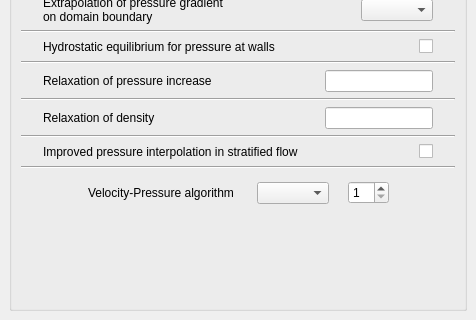
First picture: the form in gui/Pages/NumericalParamGlobalForm.ui, repository code-saturne/code_saturne, before the edit; both pictures show x 0 to 476 and y 175 to 495 of the 476 by 495 pixel window.
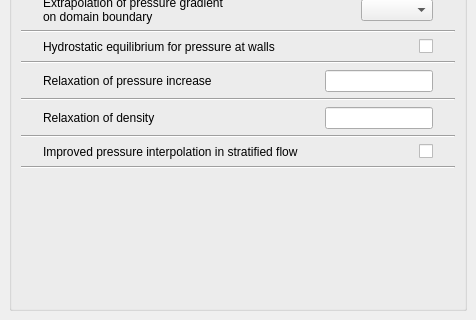
Second picture: the form after the edit.

Commit message: GUI: move velocity-pressure algo. options to time settings page * time step page is renamed time settings.

Diff of the .ui file:
```diff
--- a/gui/Pages/NumericalParamGlobalForm.ui
+++ b/gui/Pages/NumericalParamGlobalForm.ui
@@ -244,7 +244,7 @@
         </property>
        </widget>
       </item>
-      <item row="17" column="0">
+      <item row="16" column="0">
        <spacer>
         <property name="orientation">
          <enum>Qt::Vertical</enum>
@@ -917,123 +917,6 @@
         </item>
        </layout>
       </item>
-      <item row="16" column="0">
-       <layout class="QHBoxLayout">
-        <property name="spacing">
-         <number>6</number>
-        </property>
-        <property name="leftMargin">
-         <number>0</number>
-        </property>
-        <property name="topMargin">
-         <number>0</number>
-        </property>
-        <property name="rightMargin">
-         <number>0</number>
-        </property>
-        <property name="bottomMargin">
-         <number>0</number>
-        </property>
-        <item>
-         <spacer>
-          <property name="orientation">
-           <enum>Qt::Horizontal</enum>
-          </property>
-          <property name="sizeHint" stdset="0">
-           <size>
-            <width>16</width>
-            <height>36</height>
-           </size>
-          </property>
-         </spacer>
-        </item>
-        <item>
-         <layout class="QHBoxLayout">
-          <property name="spacing">
-           <number>6</number>
-          </property>
-          <property name="leftMargin">
-           <number>0</number>
-          </property>
-          <property name="topMargin">
-           <number>0</number>
-          </property>
-          <property name="rightMargin">
-           <number>0</number>
-          </property>
-          <property name="bottomMargin">
-           <number>0</number>
-          </property>
-          <item>
-           <widget class="QLabel" name="labelNTERUP">
-            <property name="toolTip">
-             <string>&lt;html&gt;&lt;head/&gt;&lt;body&gt;&lt;p&gt;&lt;span style=&quot; font-size:9pt;&quot;&gt;Select the Velocity-Pressure algorithm between three choices:&lt;br/&gt;- SIMPLE: no unsteady term, with relaxation,&lt;br/&gt;- SIMPLEC: unsteady terms, the time step can be variable or constant in time,&lt;br/&gt;- PISO: the number of iterations on the pressure-velocity coupling in the Navier-Stokes equations must be set.&lt;/span&gt;&lt;/p&gt;&lt;p&gt;&lt;span style=&quot; font-size:9pt;&quot;&gt;The choices list depends on the type of algorithm chosen (steady/unsteady). &lt;/span&gt;&lt;/p&gt;&lt;p&gt;&lt;span style=&quot; font-size:9pt;&quot;&gt;(Code_Saturne key word: &lt;/span&gt;&lt;span style=&quot; font-size:9pt; font-weight:600;&quot;&gt;IDTVAR&lt;/span&gt;&lt;span style=&quot; font-size:9pt;&quot;&gt;, &lt;/span&gt;&lt;span style=&quot; font-size:9pt; font-weight:600;&quot;&gt;NTERUP&lt;/span&gt;&lt;span style=&quot; font-size:9pt;&quot;&gt;)&lt;/span&gt;&lt;/p&gt;&lt;/body&gt;&lt;/html&gt;</string>
-            </property>
-            <property name="text">
-             <string>Velocity-Pressure algorithm</string>
-            </property>
-           </widget>
-          </item>
-          <item>
-           <spacer>
-            <property name="orientation">
-             <enum>Qt::Horizontal</enum>
-            </property>
-            <property name="sizeHint" stdset="0">
-             <size>
-              <width>17</width>
-              <height>30</height>
-             </size>
-            </property>
-           </spacer>
-          </item>
-          <item>
-           <widget class="QComboBox" name="comboBoxNTERUP">
-            <property name="toolTip">
-             <string>&lt;html&gt;&lt;head/&gt;&lt;body&gt;&lt;p&gt;&lt;span style=&quot; font-size:9pt;&quot;&gt;Select the Velocity-Pressure algorithm between three choices:&lt;br/&gt;- SIMPLE: no unsteady term, with relaxation,&lt;br/&gt;- SIMPLEC: unsteady terms, the time step can be variable or constant in time,&lt;br/&gt;- PISO: the number of iterations on the pressure-velocity coupling in the Navier-Stokes equations must be set.&lt;/span&gt;&lt;/p&gt;&lt;p&gt;&lt;span style=&quot; font-size:9pt;&quot;&gt;The choices list depends on the type of algorithm chosen (steady/unsteady). &lt;/span&gt;&lt;/p&gt;&lt;p&gt;&lt;span style=&quot; font-size:9pt;&quot;&gt;(Code_Saturne key word: &lt;/span&gt;&lt;span style=&quot; font-size:9pt; font-weight:600;&quot;&gt;IDTVAR&lt;/span&gt;&lt;span style=&quot; font-size:9pt;&quot;&gt;, &lt;/span&gt;&lt;span style=&quot; font-size:9pt; font-weight:600;&quot;&gt;NTERUP&lt;/span&gt;&lt;span style=&quot; font-size:9pt;&quot;&gt;)&lt;/span&gt;&lt;/p&gt;&lt;/body&gt;&lt;/html&gt;</string>
-            </property>
-           </widget>
-          </item>
-          <item>
-           <spacer>
-            <property name="orientation">
-             <enum>Qt::Horizontal</enum>
-            </property>
-            <property name="sizeHint" stdset="0">
-             <size>
-              <width>13</width>
-              <height>20</height>
-             </size>
-            </property>
-           </spacer>
-          </item>
-          <item>
-           <widget class="QSpinBox" name="spinBoxNTERUP">
-            <property name="toolTip">
-             <string>&lt;html&gt;&lt;head/&gt;&lt;body&gt;&lt;p&gt;&lt;span style=&quot; font-size:9pt;&quot;&gt;Select the Velocity-Pressure algorithm between three choices:&lt;br/&gt;- SIMPLE: no unsteady term, with relaxation,&lt;br/&gt;- SIMPLEC: unsteady terms, the time step can be variable or constant in time,&lt;br/&gt;- PISO: the number of iterations on the pressure-velocity coupling in the Navier-Stokes equations must be set.&lt;/span&gt;&lt;/p&gt;&lt;p&gt;&lt;span style=&quot; font-size:9pt;&quot;&gt;The choices list depends on the type of algorithm chosen (steady/unsteady). &lt;/span&gt;&lt;/p&gt;&lt;p&gt;&lt;span style=&quot; font-size:9pt;&quot;&gt;(Code_Saturne key word: &lt;/span&gt;&lt;span style=&quot; font-size:9pt; font-weight:600;&quot;&gt;IDTVAR&lt;/span&gt;&lt;span style=&quot; font-size:9pt;&quot;&gt;, &lt;/span&gt;&lt;span style=&quot; font-size:9pt; font-weight:600;&quot;&gt;NTERUP&lt;/span&gt;&lt;span style=&quot; font-size:9pt;&quot;&gt;)&lt;/span&gt;&lt;/p&gt;&lt;/body&gt;&lt;/html&gt;</string>
-            </property>
-            <property name="minimum">
-             <number>1</number>
-            </property>
-           </widget>
-          </item>
-         </layout>
-        </item>
-        <item>
-         <spacer>
-          <property name="orientation">
-           <enum>Qt::Horizontal</enum>
-          </property>
-          <property name="sizeHint" stdset="0">
-           <size>
-            <width>16</width>
-            <height>20</height>
-           </size>
-          </property>
-         </spacer>
-        </item>
-       </layout>
-      </item>
       <item row="0" column="0">
        <layout class="QHBoxLayout">
         <property name="spacing">
```
The commit also changes 8 other files.
